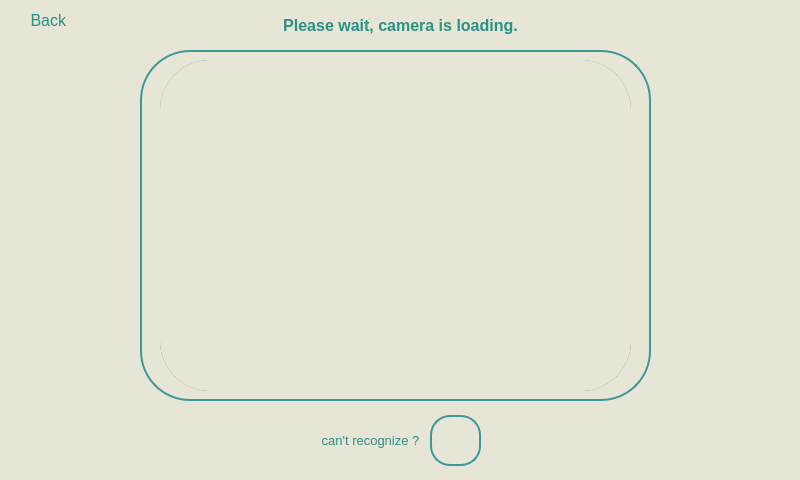
First picture: the form in Design/FacialLogin.ui, repository Fsociety-Mrn/AIoT-Smartlock, before the edit.
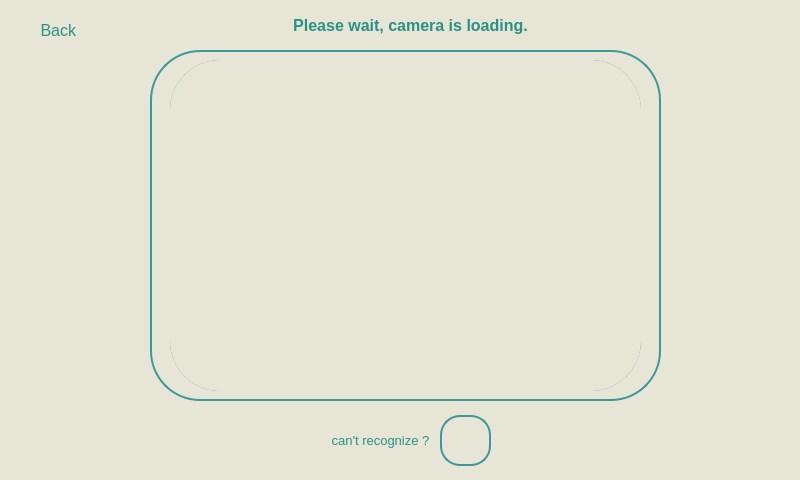
Second picture: the form after the edit. Icons and pictures are not drawn.

Diff of the .ui file:
```diff
--- a/Design/FacialLogin.ui
+++ b/Design/FacialLogin.ui
@@ -27,8 +27,8 @@
   <widget class="QPushButton" name="back">
    <property name="geometry">
     <rect>
-     <x>0</x>
-     <y>0</y>
+     <x>10</x>
+     <y>10</y>
      <width>101</width>
      <height>41</height>
     </rect>
@@ -75,7 +75,7 @@
   <widget class="QLabel" name="label_2">
    <property name="geometry">
     <rect>
-     <x>290</x>
+     <x>300</x>
      <y>410</y>
      <width>161</width>
      <height>61</height>
@@ -104,7 +104,7 @@
   <widget class="QPushButton" name="pincode">
    <property name="geometry">
     <rect>
-     <x>430</x>
+     <x>440</x>
      <y>415</y>
      <width>51</width>
      <height>51</height>
@@ -145,7 +145,7 @@
   <widget class="QLabel" name="status">
    <property name="geometry">
     <rect>
-     <x>0</x>
+     <x>10</x>
      <y>0</y>
      <width>801</width>
      <height>51</height>
@@ -176,7 +176,7 @@
   <widget class="QWidget" name="widget" native="true">
    <property name="geometry">
     <rect>
-     <x>140</x>
+     <x>150</x>
      <y>50</y>
      <width>511</width>
      <height>351</height>
```
Left out of the diff: 8 changed lines with no effect on the pictures.
